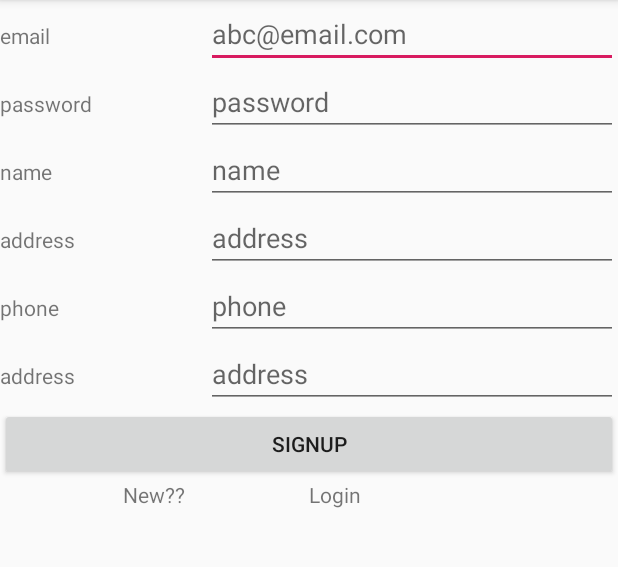
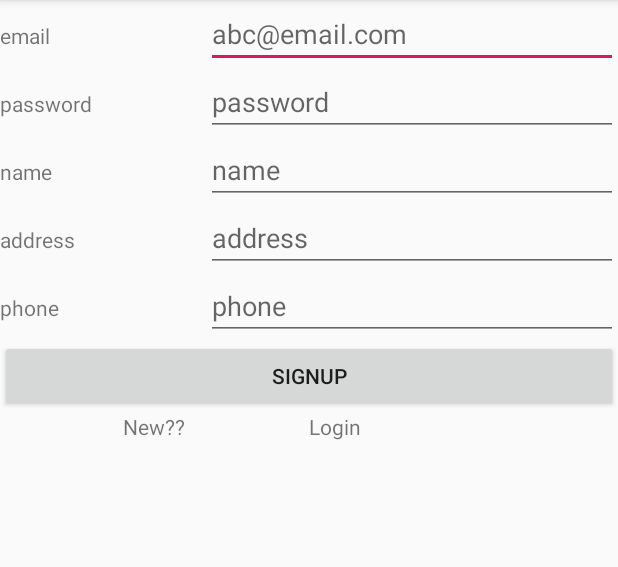
Before and after one commit to ShikshyaDahal/sadassignment, an Android app: the screen it shows after launch (MainActivity), after a tap on "SIGNUP", on a phone screen of 412 x 824 dp, the part 84-651 px from its top. Run offline under Robolectric (Android 15) with nearby library versions, the phone set to English and light mode, and no system bars.

```diff
--- a/app/src/main/java/com/example/sadassignment/MainActivity.java
+++ b/app/src/main/java/com/example/sadassignment/MainActivity.java
@@ -34,12 +34,13 @@ public class MainActivity extends AppCompatActivity {
         signup.setOnClickListener(new View.OnClickListener() {
             @Override
             public void onClick(View v) {
-                user = new UserModel();
-                user.setEmail(email.getText().toString());
-                user.setAddress(address.getText().toString());
-                user.setName(name.getText().toString());
-                user.setPhone(phone.getText().toString());
-                user.setPassword(password.getText().toString());
+                user=new UserModel.Builder()
+                        .writeEmail(email.getText().toString())
+                        .writePassword(password.getText().toString())
+                        .writeName(name.getText().toString())
+                        .writeAddress(address.getText().toString())
+                        .writePhone(phone.getText().toString())
+                        .build();
                 DatabaseHelper dbh = new DatabaseHelper(MainActivity.this);
                 dbh.createUser(user);
             }
--- a/app/src/main/java/com/example/sadassignment/model/UserModel.java
+++ b/app/src/main/java/com/example/sadassignment/model/UserModel.java
@@ -7,39 +7,62 @@ public class UserModel {
         return email;
     }
 
-    public void setEmail(String email) {
-        this.email = email;
-    }
-
     public String getPassword() {
         return password;
-    }
-
-    public void setPassword(String password) {
-        this.password = password;
     }
 
     public String getName() {
         return name;
     }
 
-    public void setName(String name) {
-        this.name = name;
-    }
-
     public String getAddress() {
         return address;
-    }
-
-    public void setAddress(String address) {
-        this.address = address;
     }
 
     public String getPhone() {
         return phone;
     }
 
-    public void setPhone(String phone) {
-        this.phone = phone;
+    private UserModel(){}
+
+    public static class Builder{
+        private String email, password, name, address, phone;
+
+        public Builder(){}
+
+        public Builder writeEmail(String email){
+            this.email=email;
+            return this;
+        }
+
+        public Builder writePassword(String password){
+            this.password=password;
+            return this;
+        }
+
+        public Builder writeName(String name){
+            this.name=name;
+            return this;
+        }
+
+        public Builder writeAddress(String address){
+            this.address=address;
+            return this;
+        }
+
+        public Builder writePhone(String phone){
+            this.phone=phone;
+            return this;
+        }
+        public UserModel build(){
+
+            UserModel userModel=new UserModel();
+            userModel.email=this.email;
+            userModel.address=this.address;
+            userModel.password=this.password;
+            userModel.name=this.name;
+            userModel.phone=this.phone;
+            return userModel;
+        }
     }
 }
--- a/app/src/main/java/com/example/sadassignment/utils/DatabaseHelper.java
+++ b/app/src/main/java/com/example/sadassignment/utils/DatabaseHelper.java
@@ -50,6 +50,7 @@ public class DatabaseHelper extends SQLiteOpenHelper {
         db1.insert("product", null, cv1);
     }
 
+
     public ArrayList<ProductModel> readData() {
         ArrayList<ProductModel> al = new ArrayList<>();
         SQLiteDatabase db = this.getReadableDatabase();
@@ -72,4 +73,28 @@ public class DatabaseHelper extends SQLiteOpenHelper {
         db.close();
         return al;
     }
+    public ArrayList<UserModel> getUser() {
+        ArrayList<UserModel> users=new ArrayList<>();
+
+        SQLiteDatabase db=this.getReadableDatabase();
+        Cursor c=db.rawQuery("select * from user",null);
+        if (c.getCount()>0){
+            if (c.moveToFirst()) {
+            do {
+                String email=c.getString(c.getColumnIndex("email"));
+                String password=c.getString(c.getColumnIndex("password"));
+                String name=c.getString(c.getColumnIndex("name"));
+                String address=c.getString(c.getColumnIndex("address"));
+                String phone=c.getString(c.getColumnIndex("phone"));
+
+                UserModel userModel=new UserModel.Builder().writeEmail(email).writePassword(password)
+                        .writeName(name).writeAddress(address).writePhone(phone).build();
+                users.add(userModel);
+            }while (c.moveToNext());
+            }
+        }
+
+        return users;
+
+    }
 }
--- a/app/src/main/res/layout/activity_main.xml
+++ b/app/src/main/res/layout/activity_main.xml
@@ -112,27 +112,6 @@
 
     </LinearLayout>
 
-    <LinearLayout
-        android:layout_width="match_parent"
-        android:layout_height="wrap_content"
-        android:orientation="horizontal"
-        android:weightSum="3">
-
-        <TextView
-            android:layout_width="match_parent"
-            android:layout_height="wrap_content"
-            android:text="address"
-            android:layout_weight="2"/>
-
-        <EditText
-            android:layout_width="match_parent"
-            android:layout_height="wrap_content"
-            android:id="@+id/address"
-            android:hint="address"
-            android:layout_weight="1"/>
-
-    </LinearLayout>
-
     <Button
         android:layout_width="match_parent"
         android:layout_height="wrap_content"
```
